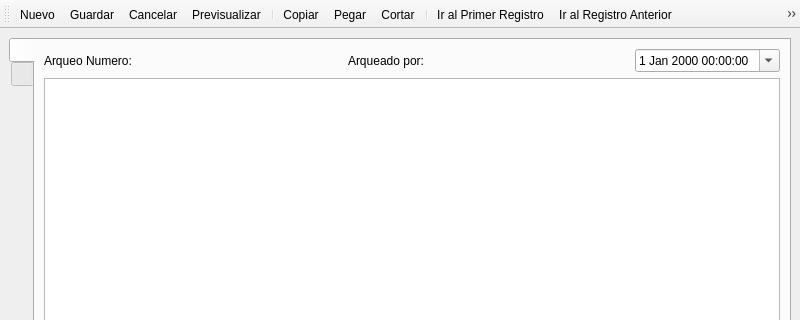
Old version of the form src/ui/arqueo.ui in the repository armonge/EsquipulasPy; both pictures show x 0 to 800 and y 0 to 320 of the 800 by 600 pixel window.
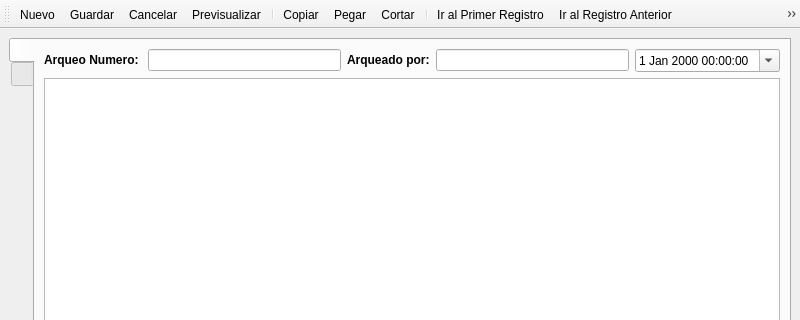
New version of the form. The open tabs and pages were chosen to show the change. Icons and pictures are not drawn.

```diff
--- a/src/ui/arqueo.ui
+++ b/src/ui/arqueo.ui
@@ -43,19 +43,13 @@
              </sizepolicy>
             </property>
             <property name="text">
-             <string>Arqueo Numero: </string>
+             <string>&lt;b&gt;Arqueo Numero: &lt;/b&gt;</string>
             </property>
            </widget>
           </item>
           <item>
-           <widget class="QLabel" name="lblPrintedDocumentNumber">
-            <property name="styleSheet">
-             <string notr="true"/>
-            </property>
-            <property name="text">
-             <string/>
-            </property>
-            <property name="txt" stdset="0">
+           <widget class="QLineEdit" name="lblPrintedDocumentNumber">
+            <property name="readOnly">
              <bool>true</bool>
             </property>
            </widget>
@@ -69,22 +63,13 @@
              </sizepolicy>
             </property>
             <property name="text">
-             <string>Arqueado por:</string>
+             <string>&lt;b&gt;Arqueado por:&lt;/b&gt;</string>
             </property>
            </widget>
           </item>
           <item>
-           <widget class="QLabel" name="lblUserName">
-            <property name="sizePolicy">
-             <sizepolicy hsizetype="Preferred" vsizetype="Preferred">
-              <horstretch>0</horstretch>
-              <verstretch>0</verstretch>
-             </sizepolicy>
-            </property>
-            <property name="text">
-             <string/>
-            </property>
-            <property name="txt" stdset="0">
+           <widget class="QLineEdit" name="lblUserName">
+            <property name="readOnly">
              <bool>true</bool>
             </property>
            </widget>
```
Left out of the diff: 2 changed lines with no effect on the pictures.
